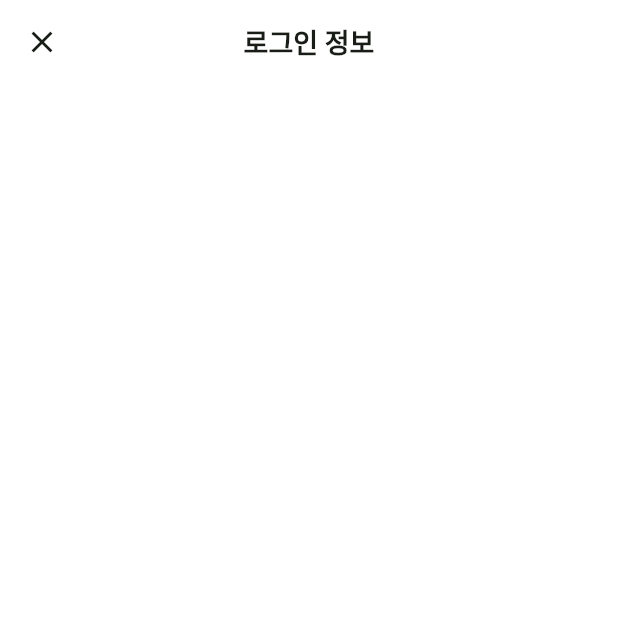
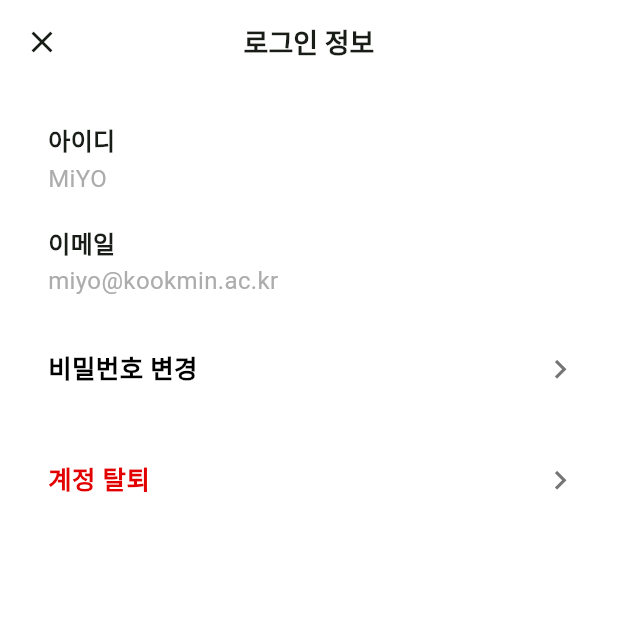
Before and after one commit to KMU-MiYO/MiYO-Frontend, a Flutter app: the ProfileSettingScreen screen opened directly, after a tap on "로그인 정보", on a phone screen of 412 x 824 dp, the top half of it. Run offline on Flutter 3.47's test engine with Material 3 defaults, Android fonts, the phone set to English and light mode, and no system bars; our stand-ins replace dio; Roboto replaces fonts that are missing (Pretendard); project files that could hold a hidden picture were left out.

Commit message:
[FEAT] : 로그인 정보 페이지 개발

```diff
--- /dev/null
+++ b/lib/screens/settings/settings_buildInfo.dart
@@ -0,0 +1,35 @@
+import 'package:flutter/material.dart';
+
+class SettingsBuildinfo extends StatelessWidget {
+  final String label;
+  final String value;
+
+  const SettingsBuildinfo({
+    super.key,
+    required this.label,
+    required this.value,
+  });
+
+  @override
+  Widget build(BuildContext context) {
+    final height = MediaQuery.of(context).size.height;
+
+    return Padding(
+      padding: const EdgeInsets.fromLTRB(16, 10, 16, 10),
+      child: Column(
+        crossAxisAlignment: CrossAxisAlignment.start,
+        children: [
+          Text(
+            label,
+            style: const TextStyle(fontWeight: FontWeight.bold, fontSize: 16),
+          ),
+          SizedBox(height: height * 0.003),
+          Text(
+            value,
+            style: const TextStyle(fontSize: 16, color: Color(0xffACACAC)),
+          ),
+        ],
+      ),
+    );
+  }
+}
--- a/lib/screens/settings/settings_button.dart
+++ b/lib/screens/settings/settings_button.dart
@@ -5,6 +5,7 @@ class SettingButton extends StatelessWidget {
   final VoidCallback? onTap;
   final bool showTrailingIcon;
   final Color? textColor;
+  final bool showBorder;
 
   const SettingButton({
     super.key,
@@ -12,6 +13,7 @@ class SettingButton extends StatelessWidget {
     this.onTap,
     this.showTrailingIcon = true,
     this.textColor,
+    this.showBorder = true,
   });
 
   @override
@@ -21,7 +23,9 @@ class SettingButton extends StatelessWidget {
       decoration: BoxDecoration(
         color: Colors.white,
         borderRadius: BorderRadius.circular(12),
-        border: Border.all(color: Color(0xffDBE0E5), width: 1),
+        border: showBorder
+            ? Border.all(color: Color(0xffDBE0E5), width: 1)
+            : null,
       ),
       child: Material(
         color: Colors.transparent,
@@ -29,7 +33,7 @@ class SettingButton extends StatelessWidget {
           onTap: onTap,
           borderRadius: BorderRadius.circular(12),
           child: Padding(
-            padding: const EdgeInsets.fromLTRB(20, 16, 10, 16),
+            padding: const EdgeInsets.fromLTRB(16, 16, 10, 16),
             child: Row(
               children: [
                 Expanded(
--- a/lib/screens/settings/settings_logininfo_screen.dart
+++ b/lib/screens/settings/settings_logininfo_screen.dart
@@ -1,5 +1,8 @@
 import 'package:flutter/material.dart';
 import 'package:miyo/components/title_appbar.dart';
+import 'package:miyo/data/services/user_service.dart';
+import 'package:miyo/screens/settings/settings_buildInfo.dart';
+import 'package:miyo/screens/settings/settings_button.dart';
 
 class SettingsLoginInfoScreen extends StatefulWidget {
   const SettingsLoginInfoScreen({super.key});
@@ -10,11 +13,93 @@ class SettingsLoginInfoScreen extends StatefulWidget {
 }
 
 class _SettingsLoginInfoScreenState extends State<SettingsLoginInfoScreen> {
+  final UserService _userService = UserService();
+
+  // 유저 정보 상태
+  Map<String, dynamic>? _userInfo;
+  bool _isLoading = true;
+  String? _errorMessage;
+
+  @override
+  void initState() {
+    super.initState();
+    _loadUserInfo();
+  }
+
+  /// 유저 정보 불러오기
+  Future<void> _loadUserInfo() async {
+    setState(() {
+      _isLoading = true;
+      _errorMessage = null;
+    });
+
+    try {
+      final userInfo = await _userService.getCurrentUser();
+      setState(() {
+        _userInfo = userInfo;
+        _isLoading = false;
+      });
+    } catch (e) {
+      setState(() {
+        _errorMessage = '유저 정보를 불러오는데 실패했습니다: $e';
+        _isLoading = false;
+      });
+    }
+  }
+
   @override
   Widget build(BuildContext context) {
     return Scaffold(
       appBar: TitleAppbar(title: "로그인 정보", leadingType: LeadingType.close),
       backgroundColor: Colors.white,
+      body: _buildBody(),
+    );
+  }
+
+  Widget _buildBody() {
+    // 로딩 중
+    if (_isLoading) {
+      return const Center(child: CircularProgressIndicator());
+    }
+
+    // 에러 발생
+    if (_errorMessage != null) {
+      return Center(
+        child: Column(
+          mainAxisAlignment: MainAxisAlignment.center,
+          children: [
+            Text(_errorMessage!, style: const TextStyle(color: Colors.red)),
+            const SizedBox(height: 16),
+            ElevatedButton(
+              onPressed: _loadUserInfo,
+              child: const Text('다시 시도'),
+            ),
+          ],
+        ),
+      );
+    }
+
+    // 유저 정보 표시
+    if (_userInfo == null) {
+      return const Center(child: Text('유저 정보가 없습니다.'));
+    }
+
+    return SingleChildScrollView(
+      padding: const EdgeInsets.all(16.0),
+      child: Column(
+        crossAxisAlignment: CrossAxisAlignment.start,
+        children: [
+          SettingsBuildinfo(label: '아이디', value: _userInfo!['id'] ?? '-'),
+          SettingsBuildinfo(label: '이메일', value: _userInfo!['email'] ?? '-'),
+          SettingButton(label: '비밀번호 변경', showBorder: false, onTap: () {}),
+          SettingButton(
+            label: '계정 탈퇴',
+            textColor: Color(0xffE20000),
+            showBorder: false,
+            onTap: () {},
+          ),
+        ],
+      ),
     );
   }
 }
```
